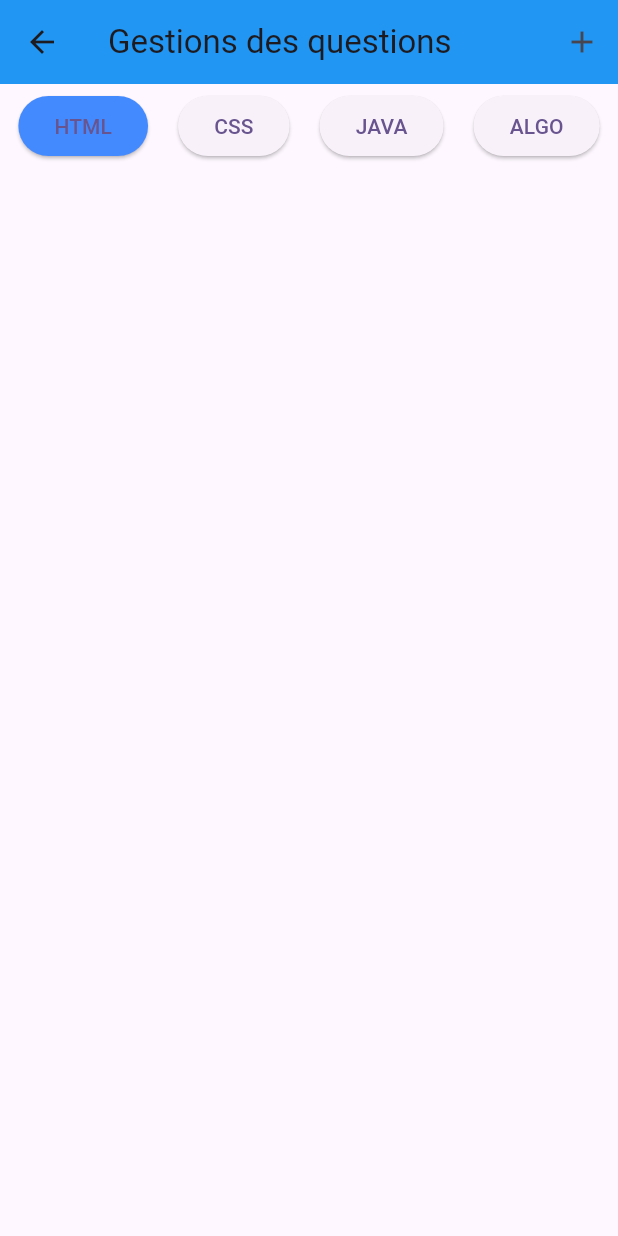
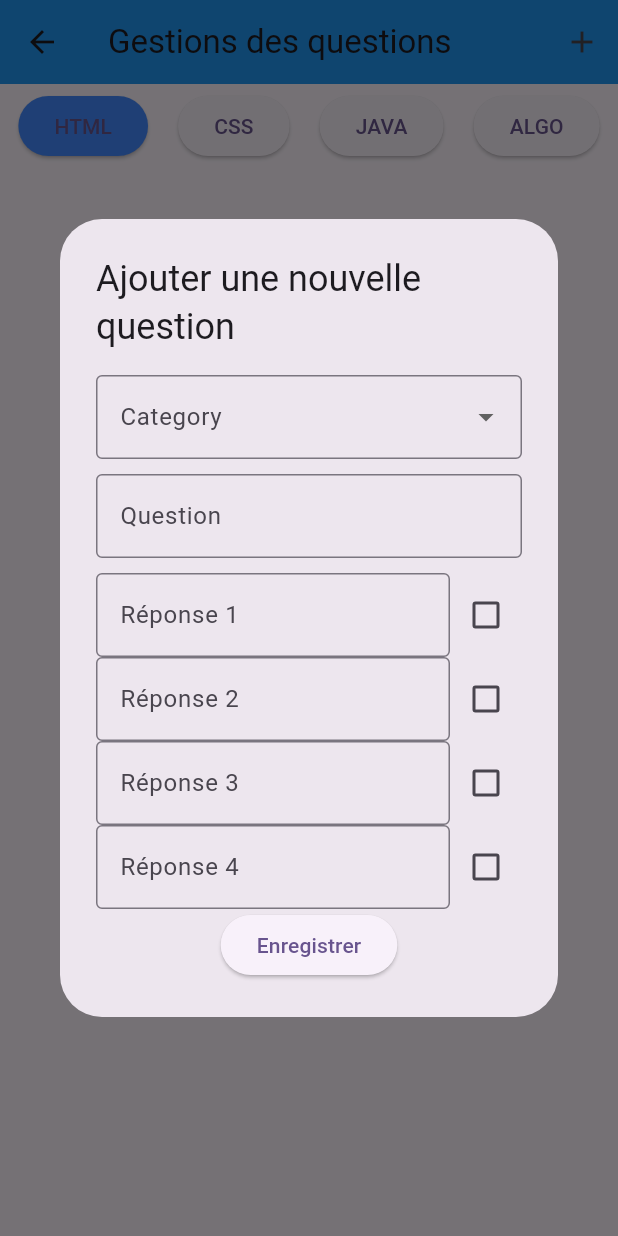
Before and after one commit to Sllappo/sprint_flutter, a Flutter app: the ManagementQuestions screen opened by its route, after a tap on the "add" icon, on a phone screen of 412 x 824 dp. Run offline on Flutter 3.47's test engine with Material 3 defaults, Android fonts, the phone set to English and light mode, and no system bars; our stand-ins replace flutter_dotenv; missing offline and left inert: mongo_dart; accounts and stored records are empty.

Commit message:
Question insertion is WORKIN!

```diff
--- /dev/null
+++ b/lib/Controller/createNewQuestion.dart
@@ -0,0 +1,241 @@
+import 'package:flutter/material.dart';
+import '../Model/quizz.dart';
+import '../Controller/insertQuestion.dart';
+
+void showFormCreateQuestion(BuildContext context) {
+  final formKey = GlobalKey<FormState>();
+  final TextEditingController questionController = TextEditingController();
+  final TextEditingController answer1Controller = TextEditingController();
+  final TextEditingController answer2Controller = TextEditingController();
+  final TextEditingController answer3Controller = TextEditingController();
+  final TextEditingController answer4Controller = TextEditingController();
+  String? category;
+
+  final List<String> categories = [
+    'HTML',
+    'CSS',
+    'ALGO',
+    'JAVA'
+  ];
+
+  // Variables d'état pour chaque Checkbox
+  bool isAnswer1Correct = false;
+  bool isAnswer2Correct = false;
+  bool isAnswer3Correct = false;
+  bool isAnswer4Correct = false;
+
+  void submitQuestion() async{
+    if (formKey.currentState!.validate()) {
+      String question = questionController.text;
+      List<int> answers = [];
+      List<String> choices = [
+        answer1Controller.text,
+        answer2Controller.text,
+        answer3Controller.text,
+        answer4Controller.text
+      ];
+
+      if (isAnswer1Correct) {
+        answers.add(0);
+      }
+      if (isAnswer2Correct) {
+        answers.add(1);
+      }
+      if (isAnswer3Correct) {
+        answers.add(2);
+      }
+      if (isAnswer4Correct) {
+        answers.add(3);
+      }
+      List<Question> newQuestion = [];
+      newQuestion.add(Question(text: question, choices: choices, answer: answers));
+      Quiz newQuiz = Quiz(questions: newQuestion, category: category!);
+
+      try {
+        insertQuestion(newQuiz);
+        print('Inscription réussie pour $category');
+      } catch (e) {
+        print(e);
+      }
+
+      print(
+          "category: $category ,question: $question , answers: $answers , choices: $choices");
+    }
+  }
+
+  showDialog(
+    context: context,
+    builder: (BuildContext context) {
+      return AlertDialog(
+        title: const Text('Ajouter une nouvelle question'),
+        content: Form(
+          key: formKey,
+          child: SingleChildScrollView(
+            child: Column(
+              mainAxisSize: MainAxisSize.min,
+              children: [
+                DropdownButtonFormField<String>(
+                  decoration: const InputDecoration(
+                    labelText: 'Category',
+                    border: OutlineInputBorder(),
+                  ),
+                  value: category,
+                  onChanged: (String? newValue) {
+                    category = newValue;
+                  },
+                  items: categories.map<DropdownMenuItem<String>>((String value) {
+                    return DropdownMenuItem<String>(
+                      value: value,
+                      child: Text(value),
+                    );
+                  }).toList(),
+                  validator: (value) {
+                    if (value == null || value.isEmpty) {
+                      return 'Veuillez sélectionner une motivation';
+                    }
+                    return null;
+                  },
+                ),
+                const SizedBox(height: 10),
+                TextFormField(
+                  controller: questionController,
+                  decoration: const InputDecoration(
+                    labelText: 'Question',
+                    border: OutlineInputBorder(),
+                  ),
+                  validator: (value) {
+                    if (value == null || value.isEmpty) {
+                      return 'Veuillez entrer la question!';
+                    }
+                    return null;
+                  },
+                ),
+                const SizedBox(height: 10),
+                Row(
+                  children: [
+                    Expanded(
+                      child: TextFormField(
+                        controller: answer1Controller,
+                        decoration: const InputDecoration(
+                          labelText: 'Réponse 1',
+                          border: OutlineInputBorder(),
+                        ),
+                        validator: (value) {
+                          if (value == null || value.isEmpty) {
+                            return 'Veuillez entrer la question!';
+                          }
+                          return null;
+                        },
+                      ),
+                    ),
+                    Checkbox(
+                      value: isAnswer1Correct,
+                      onChanged: (bool? value) {
+                        if(isAnswer1Correct){
+                          isAnswer1Correct = false;
+                        }else{
+                          isAnswer1Correct=true;
+                        }                      },
+                    ),
+                  ],
+                ),
+                Row(
+                  children: [
+                    Expanded(
+                      child: TextFormField(
+                        controller: answer2Controller,
+                        decoration: const InputDecoration(
+                          labelText: 'Réponse 2',
+                          border: OutlineInputBorder(),
+                        ),
+                        validator: (value) {
+                          if (value == null || value.isEmpty) {
+                            return 'Veuillez entrer la question!';
+                          }
+                          return null;
+                        },
+                      ),
+                    ),
+                    Checkbox(
+                      value: isAnswer2Correct,
+                      onChanged: (bool? value) {
+                        if(isAnswer2Correct){
+                          isAnswer2Correct = false;
+                        }else{
+                          isAnswer2Correct=true;
+                        }                      },
+                    ),
+                  ],
+                ),
+                Row(
+                  children: [
+                    Expanded(
+                      child: TextFormField(
+                        controller: answer3Controller,
+                        decoration: const InputDecoration(
+                          labelText: 'Réponse 3',
+                          border: OutlineInputBorder(),
+                        ),
+                        validator: (value) {
+                          if (value == null || value.isEmpty) {
+                            return 'Veuillez entrer la question!';
+                          }
+                          return null;
+                        },
+                      ),
+                    ),
+                    Checkbox(
+                      value: isAnswer3Correct,
+                      onChanged: (bool? value) {
+                        if(isAnswer3Correct){
+                          isAnswer3Correct = false;
+                        }else{
+                          isAnswer3Correct=true;
+                        }                      },
+                    ),
+                  ],
+                ),
+                Row(
+                  children: [
+                    Expanded(
+                      child: TextFormField(
+                        controller: answer4Controller,
+                        decoration: const InputDecoration(
+                          labelText: 'Réponse 4',
+                          border: OutlineInputBorder(),
+                        ),
+                        validator: (value) {
+                          if (value == null || value.isEmpty) {
+                            return 'Veuillez entrer la question!';
+                          }
+                          return null;
+                        },
+                      ),
+                    ),
+                    Checkbox(
+                      value: isAnswer4Correct,
+                      onChanged: (bool? value) {
+                        if(isAnswer4Correct){
+                          isAnswer4Correct = false;
+                        }else{
+                          isAnswer4Correct=true;
+                        }
+                      },
+                    ),
+                  ],
+                ),
+                ElevatedButton(
+                  onPressed: () {
+                    submitQuestion();
+                    Navigator.of(context).pop();
+                  },
+                  child: const Text('Enregistrer'),
+                ),
+              ],
+            ),
+          ),
+        ),
+      );
+    },
+  );
+}
--- /dev/null
+++ b/lib/Controller/insertQuestion.dart
@@ -0,0 +1,15 @@
+import 'package:mongo_dart/mongo_dart.dart';
+import '../Model/quizz.dart';
+import '../database.dart';
+
+Future<void> insertQuestion(Quiz quiz) async{
+  Db db = await connectToDb();
+  try{
+    var collection = db.collection('quizz');
+    await collection.insert(quiz.toJson());
+    print("Question insérée avec succès");
+  }catch(e){
+    print('Erreur lors de l\'ajout de la question : $e');
+
+  }
+}
--- a/lib/View/managementQuestions.dart
+++ b/lib/View/managementQuestions.dart
@@ -1,6 +1,7 @@
 import 'package:sprint_flutter/Controller/getAllQuizz.dart';
 import 'package:flutter/material.dart';
 import 'package:sprint_flutter/Model/quizz.dart';
+import '../Controller/createNewQuestion.dart';
 
 // Fonction pour récupérer les quizz dans la table quiz
 Future<List<Quiz>> fetchQuizz() async {
@@ -35,7 +36,7 @@ class _ManagementQuestionsState extends State<ManagementQuestions> {
         title: const Text('Gestions des questions'),
         backgroundColor: Colors.blue,
         actions: [
-          IconButton(onPressed: ()=>{}, icon: Icon(Icons.add))
+          IconButton(onPressed: ()=>{showFormCreateQuestion(context)}, icon: Icon(Icons.add))
         ],
       ),
 
```
